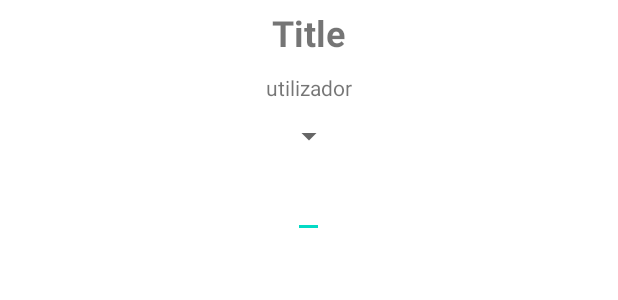
After one commit to davidverde/SmartCities, an Android app: the layout activity_edit_anom.xml on its own in the app's theme, with its tools: preview values and no code run, on a phone screen of 412 x 824 dp. The commit adds this screen. Shown: the top 300 px of the screen. Run offline under Robolectric (Android 15) with nearby library versions, the light colour scheme and no system bars.

Commit message:
Criar layout da página editar anomalia

```diff
--- a/app/src/main/AndroidManifest.xml
+++ b/app/src/main/AndroidManifest.xml
@@ -1,7 +1,6 @@
 <?xml version="1.0" encoding="utf-8"?>
 <manifest xmlns:android="http://schemas.android.com/apk/res/android"
     package="com.example.smartcities">
-
     <!--
          The ACCESS_COARSE/FINE_LOCATION permissions are not required to use
          Google Maps Android API v2, but you must specify either coarse or fine
@@ -17,7 +16,8 @@
         android:roundIcon="@mipmap/ic_launcher_round"
         android:supportsRtl="true"
         android:theme="@style/Theme.SmartCities">
-
+        <activity android:name=".edit_anom"></activity>
+        <activity android:name=".detalhe_anom" />
         <!--
              The API key for Google Maps-based APIs is defined as a string resource.
              (See the file "res/values/google_maps_api.xml").
@@ -32,7 +32,7 @@
 
         <activity
             android:name=".MapsActivity"
-            android:label="@string/title_activity_maps"></activity>
+            android:label="@string/title_activity_maps" />
         <activity android:name=".mapa_menu" />
         <activity android:name=".show_note_detail" />
         <activity android:name=".editNote" />
--- a/app/src/main/java/com/example/smartcities/api/Anomalia.kt
+++ b/app/src/main/java/com/example/smartcities/api/Anomalia.kt
@@ -4,6 +4,7 @@ data class Anomalia(
     val id_amon: Int,
     val utilizador_id: Int,
     val titulo: String,
+    val tipo: String,
     val descricao: String,
     val imagem: String,
     val latitude: Double,
--- a/app/src/main/java/com/example/smartcities/api/EndPoints.kt
+++ b/app/src/main/java/com/example/smartcities/api/EndPoints.kt
@@ -18,4 +18,5 @@ interface EndPoints {
     @POST("myslim/api/utl") // pedido POST para verificar o login
     fun postUtl(@Field("email") first: String, @Field("pass") second: String,): Call<List<OutputPost>>
 
+
 }
--- /dev/null
+++ b/app/src/main/res/layout/activity_edit_anom.xml
@@ -0,0 +1,49 @@
+<?xml version="1.0" encoding="utf-8"?>
+<RelativeLayout xmlns:android="http://schemas.android.com/apk/res/android"
+    xmlns:app="http://schemas.android.com/apk/res-auto"
+    xmlns:tools="http://schemas.android.com/tools"
+    android:layout_width="match_parent"
+    android:layout_height="match_parent"
+    tools:context=".edit_anom">
+
+    <TextView
+        android:id="@+id/titulo_info_edit"
+        android:layout_width="wrap_content"
+        android:layout_height="wrap_content"
+        android:text="Title"
+        android:textStyle="bold"
+        android:textSize="24sp"
+        android:layout_margin="5dp"
+        android:layout_centerHorizontal="true"/>
+
+
+    <TextView
+        android:id="@+id/utilizador_detalhe_edit"
+        android:layout_width="wrap_content"
+        android:layout_height="wrap_content"
+        android:textSize="14sp"
+        android:text="utilizador"
+        android:layout_below="@+id/titulo_info_edit"
+        android:layout_centerHorizontal="true"
+        android:layout_margin="5dp"
+        />
+
+    <Spinner
+        android:id="@+id/spinner_edit"
+        android:layout_width="wrap_content"
+        android:layout_height="wrap_content"
+        android:layout_below="@+id/utilizador_detalhe_edit"
+        android:layout_centerHorizontal="true"
+        android:layout_margin="5dp"
+        />
+
+    <EditText
+        android:id="@+id/descricao_anom_edit"
+        android:layout_width="wrap_content"
+        android:layout_height="wrap_content"
+        android:layout_below="@+id/spinner_edit"
+        android:layout_centerHorizontal="true"
+        android:layout_margin="5dp"
+        />
+
+</RelativeLayout>
--- a/app/src/main/res/values/strings.xml
+++ b/app/src/main/res/values/strings.xml
@@ -35,5 +35,7 @@
     <string name="erro_voltar_login">Can not go back here</string>
     <string name="Editar">Edit anomaly</string>
     <string name="delete">Delete</string>
-    <string name="reported">Reported by:</string>
+    <string name="reported">"Reported by: "</string>
+    <string name="tipo">"Type: "</string>
+    <string name="report_anom">Report Anomaly</string>
 </resources>
```
Also changed, not shown: app/src/main/java/com/example/smartcities/MapsActivity.kt (+26 -3 lines), app/src/main/java/com/example/smartcities/detalhe_anom.kt (added, +47 -0 lines), app/src/main/java/com/example/smartcities/edit_anom.kt (added, +50 -0 lines), app/src/main/java/com/example/smartcities/infoWindowAdapter.kt (+5 -4 lines), app/src/main/res/layout/activity_detalhe_anom.xml (added, +93 -0 lines), app/src/main/res/layout/info_window.xml (+14 -41 lines), 1 other file.
